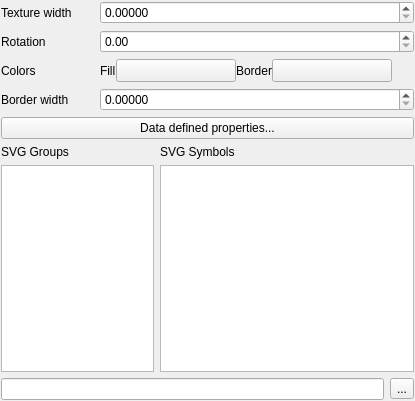
Above: src/ui/symbollayer/widget_svgfill.ui from carsmie/QGIS before the change. Below: the same form after it.
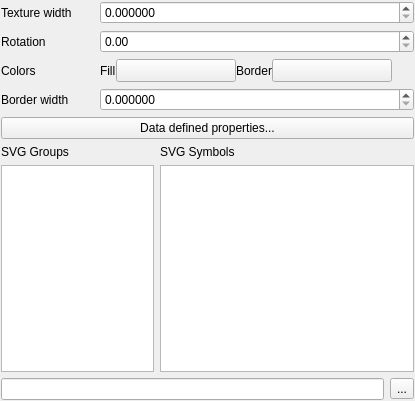
That is the form after the change. Custom widgets are drawn as their Qt base class.

Patch:
```diff
--- a/src/ui/symbollayer/widget_svgfill.ui
+++ b/src/ui/symbollayer/widget_svgfill.ui
@@ -119,7 +119,7 @@
           </sizepolicy>
          </property>
          <property name="decimals">
-          <number>5</number>
+          <number>6</number>
          </property>
          <property name="maximum">
           <double>99999999.000000000000000</double>
@@ -257,7 +257,7 @@
           </sizepolicy>
          </property>
          <property name="decimals">
-          <number>5</number>
+          <number>6</number>
          </property>
          <property name="singleStep">
           <double>0.200000000000000</double>
```
